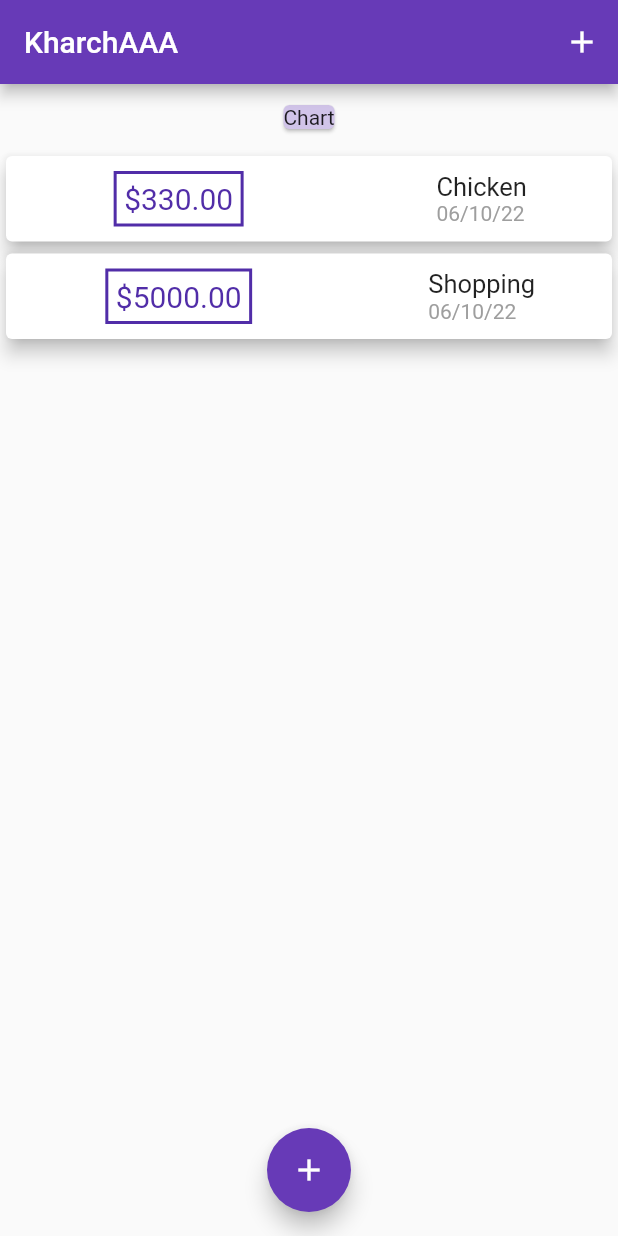
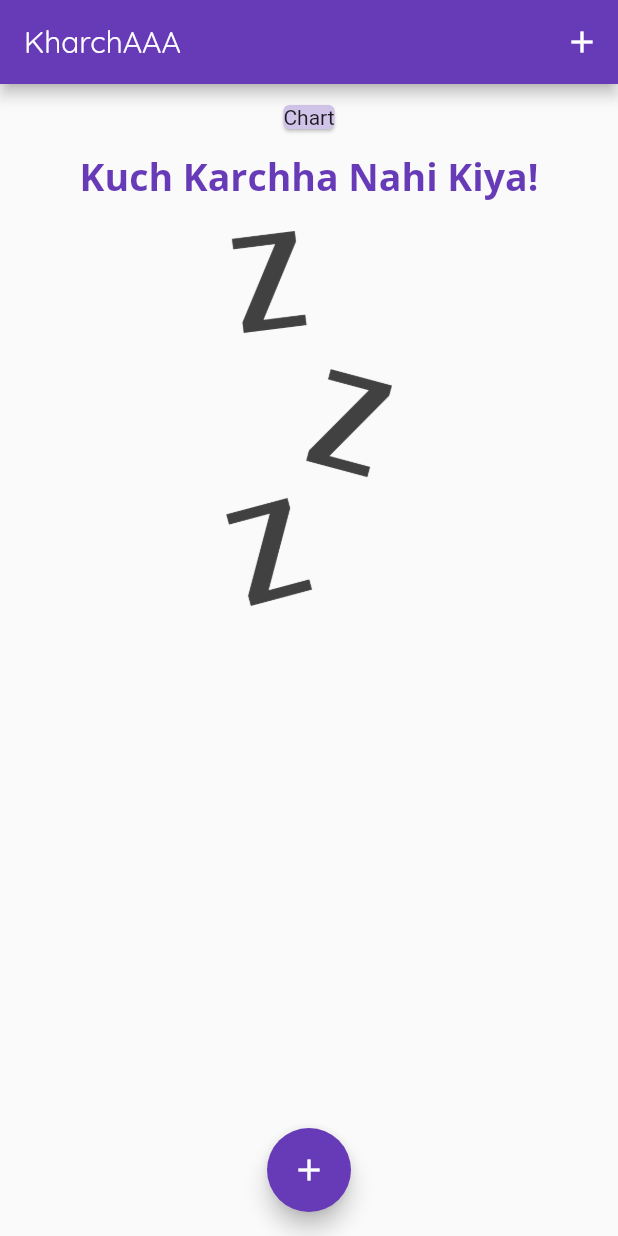
Before and after one commit to imsachinshah/track_expense, a Flutter app: the screen it shows after launch, on a phone screen of 412 x 824 dp. Run offline on Flutter 3.47's test engine with Material 2 defaults, Android fonts, the phone set to English and light mode, and no system bars.

Commit message:
day7 done

```diff
--- a/lib/main.dart
+++ b/lib/main.dart
@@ -18,6 +18,17 @@ class MyApp extends StatelessWidget {
       theme: ThemeData(
         primarySwatch: Colors.deepPurple,
         // colorScheme: const ColorScheme.light(),
+        fontFamily: 'OpenSans',
+        appBarTheme: const AppBarTheme(
+          titleTextStyle: TextStyle(fontFamily: 'Quicksand', fontSize: 20),
+        ),
+        textTheme: ThemeData.light().textTheme.copyWith(
+              titleLarge: const TextStyle(
+                fontFamily: 'OpenSans',
+                fontSize: 15,
+                fontWeight: FontWeight.bold,
+              ),
+            ),
       ),
       debugShowCheckedModeBanner: false,
       home: const HomePage(),
@@ -34,18 +45,18 @@ class HomePage extends StatefulWidget {
 
 class _HomePageState extends State<HomePage> {
   final List<Transaction> _userTransactions = [
-    Transaction(
-      id: '1st',
-      name: 'Chicken',
-      date: DateTime.now(),
-      price: 330,
-    ),
-    Transaction(
-      id: '2nd',
-      name: 'Shopping',
-      date: DateTime.now(),
-      price: 5000,
-    )
+    // Transaction(
+    //   id: '1st',
+    //   name: 'Chicken',
+    //   date: DateTime.now(),
+    //   price: 330,
+    // ),
+    // Transaction(
+    //   id: '2nd',
+    //   name: 'Shopping',
+    //   date: DateTime.now(),
+    //   price: 5000,
+    // )
   ];
 
   void _addNewTransaction(String txName, double txPrice) {
@@ -87,12 +98,9 @@ class _HomePageState extends State<HomePage> {
       ),
       body: SingleChildScrollView(
         child: Column(
+          crossAxisAlignment: CrossAxisAlignment.center,
           children: [
             Container(
-              // decoration: BoxDecoration(
-              //   color: Colors.red,
-              // ),
-
               padding: const EdgeInsets.all(10),
               child: Card(
                 color: Theme.of(context).primaryColorLight,
--- a/lib/widgets/transaction_list.dart
+++ b/lib/widgets/transaction_list.dart
@@ -15,7 +15,31 @@ class TransactionList extends StatelessWidget {
   Widget build(BuildContext context) {
     return Container(
       height: 362,
-      child: ListView.builder(
+      width: MediaQuery.of(context).size.width,
+      child: transactions.isEmpty
+          ? Column(
+              crossAxisAlignment: CrossAxisAlignment.center,
+              children: [
+                Text(
+                  'Kuch Karchha Nahi Kiya!',
+                  style: Theme.of(context).textTheme.titleLarge!.copyWith(
+                        fontSize: 25,
+                        color: Theme.of(context).primaryColor,
+                      ),
+                ),
+                const SizedBox(
+                  height: 20,
+                ),
+                Container(
+                  height: 250,
+                  child: Image.asset(
+                    'assets/images/waiting.png',
+                    fit: BoxFit.cover,
+                  ),
+                ),
+              ],
+            )
+          : ListView.builder(
               itemCount: transactions.length,
               itemBuilder: ((context, index) {
                 return Card(
@@ -25,8 +49,8 @@ class TransactionList extends StatelessWidget {
                     mainAxisAlignment: MainAxisAlignment.spaceAround,
                     children: [
                       Container(
-                  margin:
-                      const EdgeInsets.symmetric(vertical: 10, horizontal: 15),
+                        margin: const EdgeInsets.symmetric(
+                            vertical: 10, horizontal: 15),
                         padding: const EdgeInsets.all(5),
                         decoration: BoxDecoration(
                           borderRadius: BorderRadius.circular(0),
@@ -49,11 +73,11 @@ class TransactionList extends StatelessWidget {
                         children: [
                           Text(
                             transactions[index].name,
-                      style: const TextStyle(
-                          fontSize: 17, fontWeight: FontWeight.w400),
+                            style: Theme.of(context).textTheme.titleLarge,
                           ),
                           Text(
-                      DateFormat('dd/MM/yy').format(transactions[index].date),
+                            DateFormat('dd/MM/yy')
+                                .format(transactions[index].date),
                             style: const TextStyle(color: Colors.grey),
                           ),
                         ],
```
Also changed, not shown: pubspec.yaml (+14 -8 lines), assets/fonts/OpenSans-Bold.ttf (added), assets/fonts/OpenSans-Regular.ttf (added), assets/fonts/Quicksand-Bold.ttf (added), assets/fonts/Quicksand-Light.ttf (added), assets/fonts/Quicksand-Medium.ttf (added), assets/fonts/Quicksand-Regular.ttf (added), assets/images/waiting.png (added), 9 other files. Lines whose indentation alone changed are shown as unchanged.
